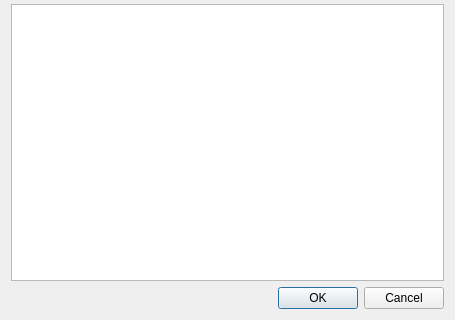
Qt form ui/flags.ui (ngld/old-knossos) before a commit; both pictures show x 0 to 455 and y 187 to 507 of the 455 by 507 pixel window.
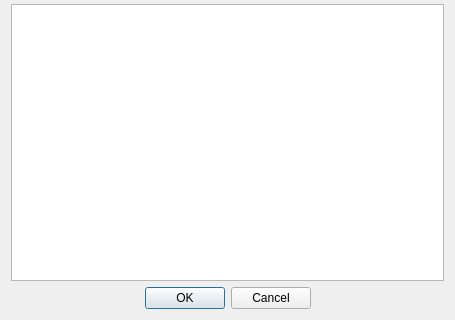
The same form after that commit.

Diff of the .ui file:
```diff
--- a/ui/flags.ui
+++ b/ui/flags.ui
@@ -95,6 +95,9 @@
      <property name="standardButtons">
       <set>QDialogButtonBox::Cancel|QDialogButtonBox::Ok</set>
      </property>
+     <property name="centerButtons">
+      <bool>true</bool>
+     </property>
     </widget>
    </item>
   </layout>
```
